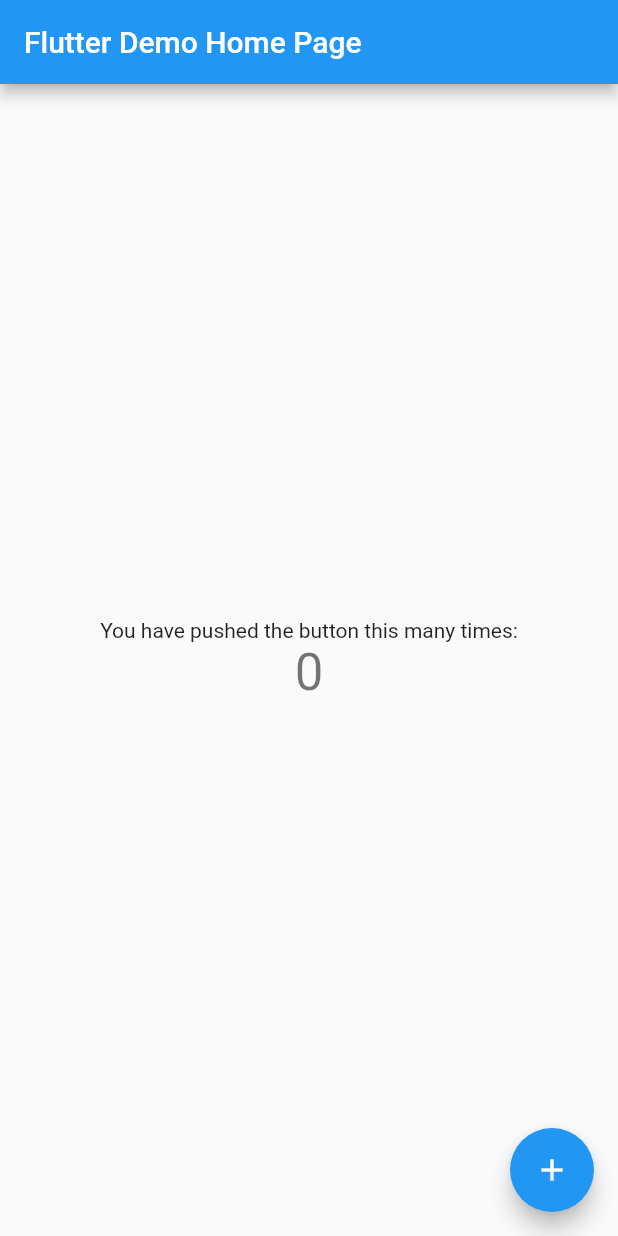
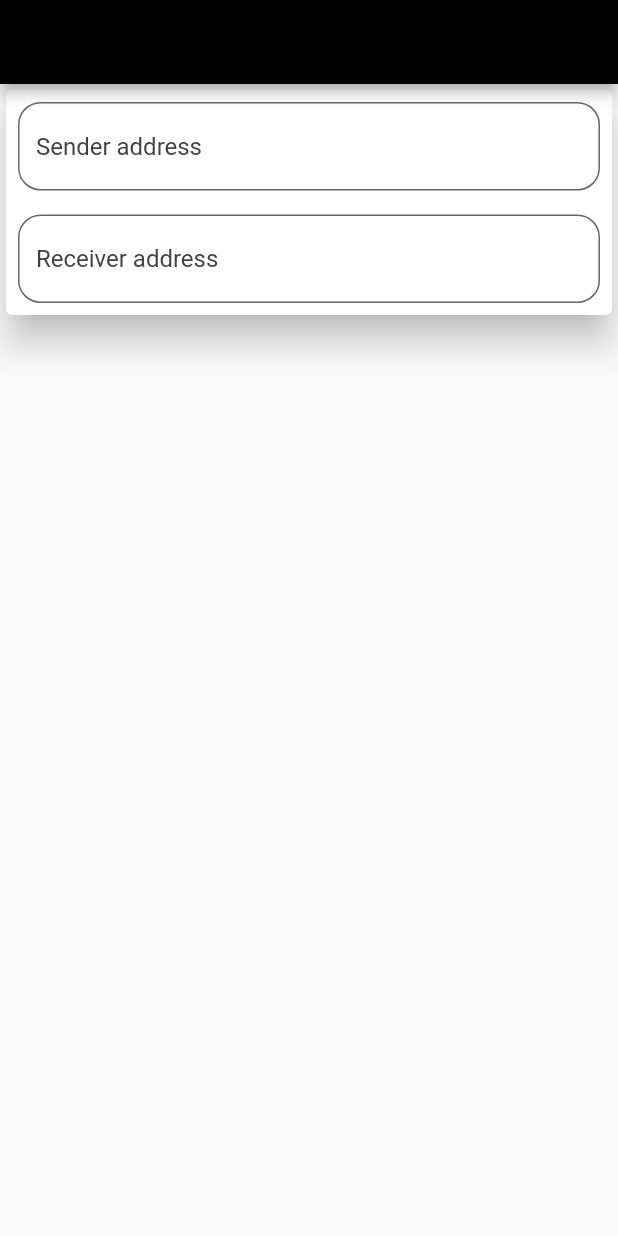
Before and after one commit to Vanshikagarg17/OmniETHNet, a Flutter app: the screen it shows after launch, on a phone screen of 412 x 824 dp. Run offline on Flutter 3.47's test engine with Material 2 defaults, Android fonts, the phone set to English and light mode, and no system bars.

Commit message:
Feat: Transaction text fields

```diff
--- a/lib/main.dart
+++ b/lib/main.dart
@@ -1,4 +1,5 @@
 import 'package:flutter/material.dart';
+import 'package:omniethnet/transaction.dart';
 
 void main() {
   runApp(MyApp());
@@ -11,107 +12,12 @@ class MyApp extends StatelessWidget {
     return MaterialApp(
       title: 'Flutter Demo',
       theme: ThemeData(
-        // This is the theme of your application.
-        //
-        // Try running your application with "flutter run". You'll see the
-        // application has a blue toolbar. Then, without quitting the app, try
-        // changing the primarySwatch below to Colors.green and then invoke
-        // "hot reload" (press "r" in the console where you ran "flutter run",
-        // or simply save your changes to "hot reload" in a Flutter IDE).
-        // Notice that the counter didn't reset back to zero; the application
-        // is not restarted.
+
         primarySwatch: Colors.blue,
-        // This makes the visual density adapt to the platform that you run
-        // the app on. For desktop platforms, the controls will be smaller and
-        // closer together (more dense) than on mobile platforms.
+
         visualDensity: VisualDensity.adaptivePlatformDensity,
       ),
-      home: MyHomePage(title: 'Flutter Demo Home Page'),
+      home: TransactionPage()
     );
   }
 }
-
-class MyHomePage extends StatefulWidget {
-  MyHomePage({Key key, this.title}) : super(key: key);
-
-  // This widget is the home page of your application. It is stateful, meaning
-  // that it has a State object (defined below) that contains fields that affect
-  // how it looks.
-
-  // This class is the configuration for the state. It holds the values (in this
-  // case the title) provided by the parent (in this case the App widget) and
-  // used by the build method of the State. Fields in a Widget subclass are
-  // always marked "final".
-
-  final String title;
-
-  @override
-  _MyHomePageState createState() => _MyHomePageState();
-}
-
-class _MyHomePageState extends State<MyHomePage> {
-  int _counter = 0;
-
-  void _incrementCounter() {
-    setState(() {
-      // This call to setState tells the Flutter framework that something has
-      // changed in this State, which causes it to rerun the build method below
-      // so that the display can reflect the updated values. If we changed
-      // _counter without calling setState(), then the build method would not be
-      // called again, and so nothing would appear to happen.
-      _counter++;
-    });
-  }
-
-  @override
-  Widget build(BuildContext context) {
-    // This method is rerun every time setState is called, for instance as done
-    // by the _incrementCounter method above.
-    //
-    // The Flutter framework has been optimized to make rerunning build methods
-    // fast, so that you can just rebuild anything that needs updating rather
-    // than having to individually change instances of widgets.
-    return Scaffold(
-      appBar: AppBar(
-        // Here we take the value from the MyHomePage object that was created by
-        // the App.build method, and use it to set our appbar title.
-        title: Text(widget.title),
-      ),
-      body: Center(
-        // Center is a layout widget. It takes a single child and positions it
-        // in the middle of the parent.
-        child: Column(
-          // Column is also a layout widget. It takes a list of children and
-          // arranges them vertically. By default, it sizes itself to fit its
-          // children horizontally, and tries to be as tall as its parent.
-          //
-          // Invoke "debug painting" (press "p" in the console, choose the
-          // "Toggle Debug Paint" action from the Flutter Inspector in Android
-          // Studio, or the "Toggle Debug Paint" command in Visual Studio Code)
-          // to see the wireframe for each widget.
-          //
-          // Column has various properties to control how it sizes itself and
-          // how it positions its children. Here we use mainAxisAlignment to
-          // center the children vertically; the main axis here is the vertical
-          // axis because Columns are vertical (the cross axis would be
-          // horizontal).
-          mainAxisAlignment: MainAxisAlignment.center,
-          children: <Widget>[
-            Text(
-              'You have pushed the button this many times:',
-            ),
-            Text(
-              '$_counter',
-              style: Theme.of(context).textTheme.headline4,
-            ),
-          ],
-        ),
-      ),
-      floatingActionButton: FloatingActionButton(
-        onPressed: _incrementCounter,
-        tooltip: 'Increment',
-        child: Icon(Icons.add),
-      ), // This trailing comma makes auto-formatting nicer for build methods.
-    );
-  }
-}
--- /dev/null
+++ b/lib/transaction.dart
@@ -0,0 +1,55 @@
+import 'package:flutter/material.dart';
+
+class TransactionPage extends StatefulWidget {
+  @override
+  _TransactionPageState createState() => _TransactionPageState();
+}
+
+class _TransactionPageState extends State<TransactionPage> {
+  @override
+  Widget build(BuildContext context) {
+    return Scaffold(
+        appBar: AppBar(backgroundColor: Colors.black),
+        body: Column(
+          children: [
+            Card(
+              elevation: 10,
+              child: Column(
+                children: [
+                  Padding(
+                    padding: const EdgeInsets.all(8.0),
+                    child: TextField(
+                      decoration: new InputDecoration(
+                          border: new OutlineInputBorder(
+                            borderRadius: const BorderRadius.all(
+                              const Radius.circular(15.0),
+                            ),
+                          ),
+                          filled: true,
+                          hintStyle: new TextStyle(color: Colors.grey[800]),
+                          hintText: "Sender address",
+                          fillColor: Colors.white70),
+                    ),
+                  ),
+                  Padding(
+                    padding: const EdgeInsets.all(8.0),
+                    child: TextField(
+                      decoration: new InputDecoration(
+                          border: new OutlineInputBorder(
+                            borderRadius: const BorderRadius.all(
+                              const Radius.circular(15.0),
+                            ),
+                          ),
+                          filled: true,
+                          hintStyle: new TextStyle(color: Colors.grey[800]),
+                          hintText: "Receiver address",
+                          fillColor: Colors.white70),
+                    ),
+                  ),
+                ],
+              ),
+            )
+          ],
+        ));
+  }
+}
```
Also changed, not shown: pubspec.yaml (+2 -11 lines), pubspec.lock.
